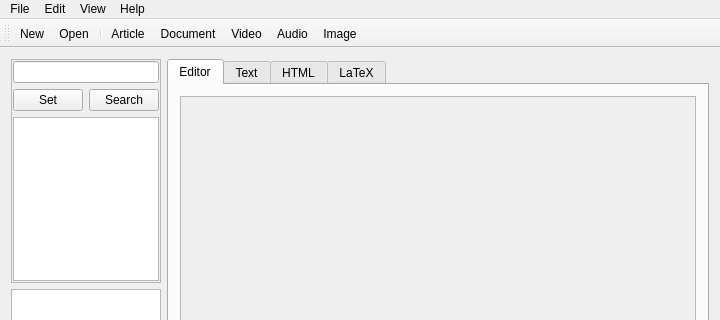
Before: the Qt Designer form mainwindow.ui in mdamien/NotesManager, drawn with Qt 5; both pictures show x 0 to 720 and y 0 to 320 of the 720 by 464 pixel window.
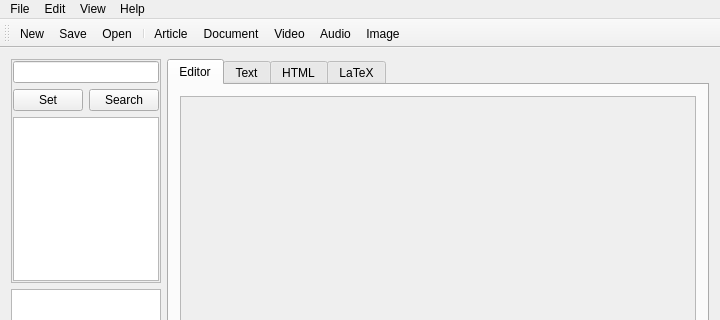
After: the same form once the commit is applied.

Diff of the .ui file:
```diff
--- a/mainwindow.ui
+++ b/mainwindow.ui
@@ -248,6 +248,7 @@
     <bool>false</bool>
    </attribute>
    <addaction name="actionNew"/>
+   <addaction name="actionSave"/>
    <addaction name="actionOpen"/>
    <addaction name="separator"/>
    <addaction name="actionArticle"/>
```
Left out of the diff: 2 changed lines with no effect on the pictures.
